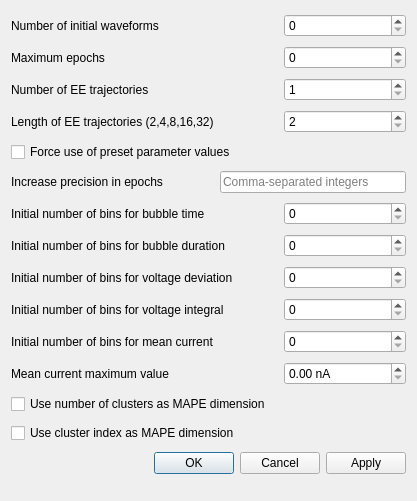
First picture: the form in src/gui/wavegendatadialog.ui, repository CompEphys-team/rtdo, before the edit.
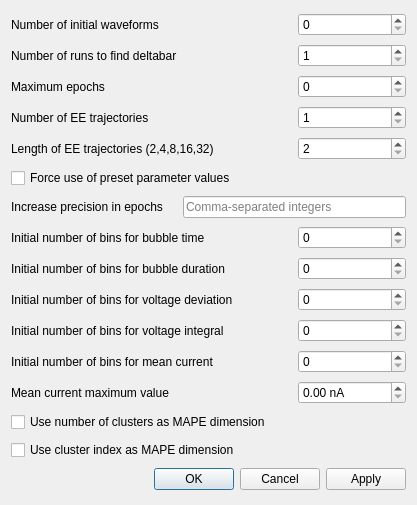
Second picture: the form after the edit.

Commit message: Added WavegenData::nDeltabarRuns

```diff
--- a/src/gui/wavegendatadialog.ui
+++ b/src/gui/wavegendatadialog.ui
@@ -7,168 +7,188 @@
     <x>0</x>
     <y>0</y>
     <width>417</width>
-    <height>501</height>
+    <height>505</height>
    </rect>
   </property>
   <property name="windowTitle">
    <string>Wavegen settings</string>
   </property>
   <layout class="QGridLayout" name="gridLayout">
-   <item row="7" column="0" colspan="2">
-    <widget class="QLabel" name="label_8">
+   <item row="0" column="0">
+    <widget class="QLabel" name="label_2">
      <property name="text">
-      <string>Initial number of bins for bubble duration</string>
+      <string>Number of initial waveforms</string>
      </property>
     </widget>
    </item>
-   <item row="2" column="2" colspan="2">
-    <widget class="QSpinBox" name="nTrajectories">
-     <property name="minimum">
-      <number>1</number>
-     </property>
-    </widget>
-   </item>
-   <item row="10" column="0">
-    <widget class="QLabel" name="label_14">
-     <property name="text">
-      <string>Initial number of bins for mean current</string>
+   <item row="0" column="2">
+    <widget class="QSpinBox" name="nInitialWaves">
+     <property name="maximum">
+      <number>10000000</number>
      </property>
     </widget>
    </item>
    <item row="1" column="0">
+    <widget class="QLabel" name="label">
+     <property name="text">
+      <string>Number of runs to find deltabar</string>
+     </property>
+    </widget>
+   </item>
+   <item row="1" column="2">
+    <widget class="QSpinBox" name="nDeltabarRuns">
+     <property name="minimum">
+      <number>1</number>
+     </property>
+     <property name="maximum">
+      <number>999</number>
+     </property>
+    </widget>
+   </item>
+   <item row="2" column="0">
     <widget class="QLabel" name="label_6">
      <property name="text">
       <string>Maximum epochs</string>
      </property>
     </widget>
    </item>
-   <item row="12" column="0" colspan="4">
-    <widget class="QCheckBox" name="mape_nClusters">
-     <property name="text">
-      <string>Use number of clusters as MAPE dimension</string>
-     </property>
-    </widget>
-   </item>
-   <item row="9" column="0" colspan="2">
-    <widget class="QLabel" name="label_10">
-     <property name="text">
-      <string>Initial number of bins for voltage integral</string>
-     </property>
-    </widget>
-   </item>
-   <item row="9" column="2" colspan="2">
-    <widget class="QSpinBox" name="nBinsVoltageIntegral">
-     <property name="maximum">
-      <number>10000000</number>
-     </property>
-    </widget>
-   </item>
-   <item row="5" column="1" colspan="3">
-    <widget class="QLineEdit" name="precisionIncreaseEpochs">
-     <property name="placeholderText">
-      <string>Comma-separated integers</string>
-     </property>
-    </widget>
-   </item>
-   <item row="1" column="2" colspan="2">
+   <item row="2" column="2">
     <widget class="QSpinBox" name="maxIterations">
      <property name="maximum">
       <number>10000000</number>
      </property>
     </widget>
    </item>
-   <item row="5" column="0">
+   <item row="3" column="0">
+    <widget class="QLabel" name="label_21">
+     <property name="text">
+      <string>Number of EE trajectories</string>
+     </property>
+    </widget>
+   </item>
+   <item row="3" column="2">
+    <widget class="QSpinBox" name="nTrajectories">
+     <property name="minimum">
+      <number>1</number>
+     </property>
+    </widget>
+   </item>
+   <item row="4" column="0" colspan="2">
+    <widget class="QLabel" name="label_22">
+     <property name="text">
+      <string>Length of EE trajectories (2,4,8,16,32)</string>
+     </property>
+    </widget>
+   </item>
+   <item row="4" column="2">
+    <widget class="QSpinBox" name="trajectoryLength">
+     <property name="minimum">
+      <number>2</number>
+     </property>
+     <property name="maximum">
+      <number>32</number>
+     </property>
+    </widget>
+   </item>
+   <item row="5" column="0" colspan="3">
+    <widget class="QCheckBox" name="useBaseParameters">
+     <property name="text">
+      <string>Force use of preset parameter values</string>
+     </property>
+    </widget>
+   </item>
+   <item row="6" column="0">
     <widget class="QLabel" name="label_5">
      <property name="text">
       <string>Increase precision in epochs</string>
      </property>
     </widget>
    </item>
-   <item row="7" column="2" colspan="2">
-    <widget class="QSpinBox" name="nBinsBubbleDuration">
-     <property name="maximum">
-      <number>10000000</number>
+   <item row="6" column="1" colspan="2">
+    <widget class="QLineEdit" name="precisionIncreaseEpochs">
+     <property name="placeholderText">
+      <string>Comma-separated integers</string>
      </property>
     </widget>
    </item>
-   <item row="6" column="2" colspan="2">
+   <item row="7" column="0" colspan="2">
+    <widget class="QLabel" name="label_7">
+     <property name="text">
+      <string>Initial number of bins for bubble time</string>
+     </property>
+    </widget>
+   </item>
+   <item row="7" column="2">
     <widget class="QSpinBox" name="nBinsBubbleTime">
      <property name="maximum">
       <number>10000000</number>
      </property>
     </widget>
    </item>
-   <item row="10" column="2" colspan="2">
-    <widget class="QSpinBox" name="nBinsMeanCurrent">
-     <property name="maximum">
-      <number>10000000</number>
-     </property>
-    </widget>
-   </item>
    <item row="8" column="0" colspan="2">
+    <widget class="QLabel" name="label_8">
+     <property name="text">
+      <string>Initial number of bins for bubble duration</string>
+     </property>
+    </widget>
+   </item>
+   <item row="8" column="2">
+    <widget class="QSpinBox" name="nBinsBubbleDuration">
+     <property name="maximum">
+      <number>10000000</number>
+     </property>
+    </widget>
+   </item>
+   <item row="9" column="0" colspan="2">
     <widget class="QLabel" name="label_9">
      <property name="text">
       <string>Initial number of bins for voltage deviation</string>
      </property>
     </widget>
    </item>
-   <item row="0" column="0">
-    <widget class="QLabel" name="label_2">
+   <item row="9" column="2">
+    <widget class="QSpinBox" name="nBinsVoltageDeviation">
+     <property name="maximum">
+      <number>10000000</number>
+     </property>
+    </widget>
+   </item>
+   <item row="10" column="0" colspan="2">
+    <widget class="QLabel" name="label_10">
      <property name="text">
-      <string>Number of initial waveforms</string>
+      <string>Initial number of bins for voltage integral</string>
      </property>
     </widget>
    </item>
-   <item row="6" column="0" colspan="2">
-    <widget class="QLabel" name="label_7">
+   <item row="10" column="2">
+    <widget class="QSpinBox" name="nBinsVoltageIntegral">
+     <property name="maximum">
+      <number>10000000</number>
+     </property>
+    </widget>
+   </item>
+   <item row="11" column="0" colspan="2">
+    <widget class="QLabel" name="label_14">
      <property name="text">
-      <string>Initial number of bins for bubble time</string>
+      <string>Initial number of bins for mean current</string>
      </property>
     </widget>
    </item>
-   <item row="11" column="0">
+   <item row="11" column="2">
+    <widget class="QSpinBox" name="nBinsMeanCurrent">
+     <property name="maximum">
+      <number>10000000</number>
+     </property>
+    </widget>
+   </item>
+   <item row="12" column="0">
     <widget class="QLabel" name="label_23">
      <property name="text">
       <string>Mean current maximum value</string>
      </property>
     </widget>
    </item>
-   <item row="2" column="0">
-    <widget class="QLabel" name="label_21">
-     <property name="text">
-      <string>Number of EE trajectories</string>
-     </property>
-    </widget>
-   </item>
-   <item row="8" column="2" colspan="2">
-    <widget class="QSpinBox" name="nBinsVoltageDeviation">
-     <property name="maximum">
-      <number>10000000</number>
-     </property>
-    </widget>
-   </item>
-   <item row="3" column="0">
-    <widget class="QLabel" name="label_22">
-     <property name="text">
-      <string>Length of EE trajectories (2,4,8,16,32)</string>
-     </property>
-    </widget>
-   </item>
-   <item row="13" column="0" colspan="4">
-    <widget class="QCheckBox" name="mape_clusterIndex">
-     <property name="text">
-      <string>Use cluster index as MAPE dimension</string>
-     </property>
-    </widget>
-   </item>
-   <item row="0" column="2" colspan="2">
-    <widget class="QSpinBox" name="nInitialWaves">
-     <property name="maximum">
-      <number>10000000</number>
-     </property>
-    </widget>
-   </item>
-   <item row="11" column="2" colspan="2">
+   <item row="12" column="2">
     <widget class="QDoubleSpinBox" name="meanCurrent_max">
      <property name="suffix">
       <string> nA</string>
@@ -178,24 +198,21 @@
      </property>
     </widget>
    </item>
-   <item row="4" column="0" colspan="4">
-    <widget class="QCheckBox" name="useBaseParameters">
+   <item row="13" column="0" colspan="3">
+    <widget class="QCheckBox" name="mape_nClusters">
      <property name="text">
-      <string>Force use of preset parameter values</string>
+      <string>Use number of clusters as MAPE dimension</string>
      </property>
     </widget>
    </item>
-   <item row="3" column="2" colspan="2">
-    <widget class="QSpinBox" name="trajectoryLength">
-     <property name="minimum">
-      <number>2</number>
+   <item row="14" column="0" colspan="3">
+    <widget class="QCheckBox" name="mape_clusterIndex">
+     <property name="text">
+      <string>Use cluster index as MAPE dimension</string>
      </property>
-     <property name="maximum">
-      <number>32</number>
-     </property>
     </widget>
    </item>
-   <item row="19" column="0" colspan="4">
+   <item row="15" column="0" colspan="3">
     <widget class="QDialogButtonBox" name="buttonBox">
      <property name="orientation">
       <enum>Qt::Horizontal</enum>
```
The commit also changes 4 other files.
